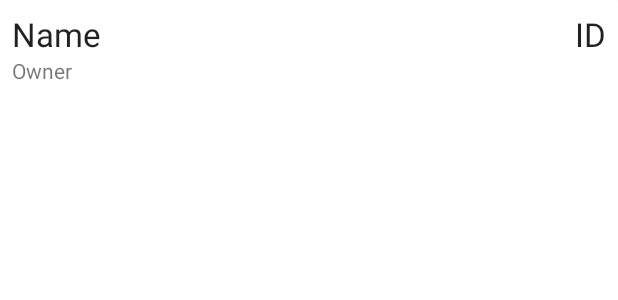
After one commit to Fayte92/WinRate, an Android app: the layout deck_profile_table_item.xml on its own in the app's theme, with its tools: preview values and no code run, on a phone screen of 412 x 824 dp. The commit adds this screen. Shown: the top 300 px of the screen. Run offline under Robolectric (Android 15) with nearby library versions, the phone set to English and light mode, and no system bars.

Commit message:
Integrated deck profiles to database

```diff
--- a/WinRate/app/src/main/java/com/ucsc/winrate/WinRateRoomDatabase.java
+++ b/WinRate/app/src/main/java/com/ucsc/winrate/WinRateRoomDatabase.java
@@ -17,11 +17,12 @@ import androidx.room.RoomDatabase;
 
 import com.ucsc.winrate.table_entities.*;
 
-@Database(entities = {GameLogEntry.class, OpponentProfile.class}, version = 1, exportSchema = false)
+@Database(entities = {GameLogEntry.class, OpponentProfile.class, DeckProfile.class}, version = 2, exportSchema = false)
 public abstract class WinRateRoomDatabase extends RoomDatabase {
     //Define Dao's for each table in the database
     public abstract GameLogEntryDao gameLogEntryDao();
     public abstract OpponentProfileDao opponentProfileDao();
+    public abstract DeckProfileDao deckProfileDao();
     // public abstract DeckProfileDao deckProfileDao();
 
     //Database must be singleton to prevent errors
@@ -33,7 +34,7 @@ public abstract class WinRateRoomDatabase extends RoomDatabase {
             synchronized (WinRateRoomDatabase.class) {
                 if (INSTANCE == null) {
                     INSTANCE = Room.databaseBuilder(context.getApplicationContext(),
-                            WinRateRoomDatabase.class, "winrate_database").build();
+                            WinRateRoomDatabase.class, "winrate_database").fallbackToDestructiveMigration().build();
                 }
             }
         }
--- a/WinRate/app/src/main/java/com/ucsc/winrate/table_entities/DeckProfile.java
+++ b/WinRate/app/src/main/java/com/ucsc/winrate/table_entities/DeckProfile.java
@@ -1,4 +1,4 @@
-/*
+
 package com.ucsc.winrate.table_entities;
 
 import androidx.annotation.NonNull;
@@ -63,4 +63,4 @@ public class DeckProfile {
     public void setOwnerID(int ownerID) {
         this.ownerID = ownerID;
     }
-}*/
+}
--- a/WinRate/app/src/main/java/com/ucsc/winrate/table_entities/DeckProfileDao.java
+++ b/WinRate/app/src/main/java/com/ucsc/winrate/table_entities/DeckProfileDao.java
@@ -1,4 +1,4 @@
-/*
+
 package com.ucsc.winrate.table_entities;
 
 import androidx.lifecycle.LiveData;
@@ -21,7 +21,9 @@ public interface DeckProfileDao {
     @Query("DELETE FROM deck_profiles")
     void deleteAll();
 
+    @Query("SELECT * FROM deck_profiles ORDER BY Name DESC")
+    LiveData<List<DeckProfile>> getAll();
+
     @Query("SELECT * FROM deck_profiles WHERE ID=:id")
     LiveData<List<DeckProfile>> getDeckProfile(int id);
 }
-*/
--- a/WinRate/app/src/main/java/com/ucsc/winrate/ui/contactBook/ContactsFragment.java
+++ b/WinRate/app/src/main/java/com/ucsc/winrate/ui/contactBook/ContactsFragment.java
@@ -30,8 +30,6 @@ public class ContactsFragment extends Fragment implements View.OnClickListener {
     private ContactsViewModel contactsViewModel;
     private FloatingActionButton fab;
 
-
-
     public View onCreateView(@NonNull LayoutInflater inflater,
                              ViewGroup container, Bundle savedInstanceState) {
 
@@ -49,7 +47,6 @@ public class ContactsFragment extends Fragment implements View.OnClickListener {
 
         fab = root.findViewById(R.id.contactsInputButton);
         fab.setOnClickListener(this);
-
 
         contactsViewModel.getAllOpponentProfiles().observe(this, new Observer<List<OpponentProfile>>() {
             @Override
--- a/WinRate/app/src/main/java/com/ucsc/winrate/ui/inputForm/GameLogTableViewModel.java
+++ b/WinRate/app/src/main/java/com/ucsc/winrate/ui/inputForm/GameLogTableViewModel.java
@@ -15,7 +15,7 @@ import java.util.List;
 public class GameLogTableViewModel extends AndroidViewModel {
 
     private WinRateRepository repository;
-    private LiveData<List<GameLogEntry>> allGameLogEntries; //cached copy of database
+    private LiveData<List<GameLogEntry>> allGameLogEntries; //cached copy of game log table
 
     public GameLogTableViewModel(@NonNull Application application) {
         super(application);
--- /dev/null
+++ b/WinRate/app/src/main/res/layout/deck_profile_table_item.xml
@@ -0,0 +1,41 @@
+<?xml version="1.0" encoding="utf-8"?>
+<androidx.cardview.widget.CardView xmlns:android="http://schemas.android.com/apk/res/android"
+    android:layout_width="match_parent"
+    android:layout_height="match_parent">
+
+    <RelativeLayout
+        android:layout_width="wrap_content"
+        android:layout_height="wrap_content"
+        android:padding="8dp">
+
+        <TextView
+            android:id="@+id/deck_profile_id"
+            android:layout_width="wrap_content"
+            android:layout_height="wrap_content"
+            android:layout_alignParentEnd="true"
+            android:layout_alignParentRight="true"
+            android:text="ID"
+            android:textAppearance="@style/TextAppearance.AppCompat.Large"/>
+
+        <TextView
+            android:id="@+id/deck_profile_name"
+            android:layout_width="wrap_content"
+            android:layout_height="wrap_content"
+            android:text="Name"
+            android:textAppearance="@style/TextAppearance.AppCompat.Large"
+            android:maxLines="1"
+            android:layout_toStartOf="@id/deck_profile_id"
+            android:layout_alignParentStart="true"
+            android:layout_toLeftOf="@id/deck_profile_id"
+            android:layout_alignParentLeft="true" />
+
+        <TextView
+            android:id="@+id/deck_profile_owner"
+            android:layout_width="wrap_content"
+            android:layout_height="wrap_content"
+            android:layout_below="@id/deck_profile_name"
+            android:text="Owner" />
+
+
+    </RelativeLayout>
+</androidx.cardview.widget.CardView>
```
Also changed, not shown: WinRate/app/src/main/java/com/ucsc/winrate/DeckProfileAdapter.java (added, +74 -0 lines), WinRate/app/src/main/java/com/ucsc/winrate/GameLogAdapter.java (+4 -4 lines), WinRate/app/src/main/java/com/ucsc/winrate/WinRateRepository.java (+48 -26 lines), WinRate/app/src/main/java/com/ucsc/winrate/ui/contactBook/DecksFragment.java (+44 -10 lines), WinRate/app/src/main/java/com/ucsc/winrate/ui/contactBook/DecksViewModel.java (+24 -2 lines), WinRate/app/src/main/res/layout/fragment_decks.xml (+15 -7 lines).
